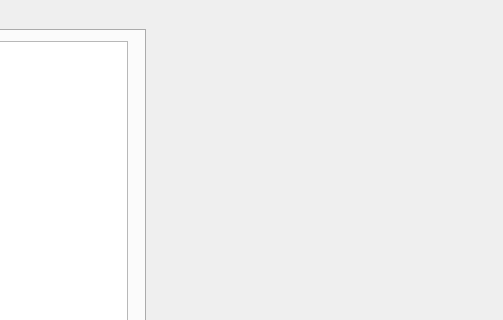
This is Qt_GUI.ui in SSWUKiwoomOpenAPI/KiwoomOpenAPI2022 as Qt 5 draws it before an edit; both pictures show x 475 to 978 and y 485 to 805 of the 978 by 956 pixel window. The edited form follows.
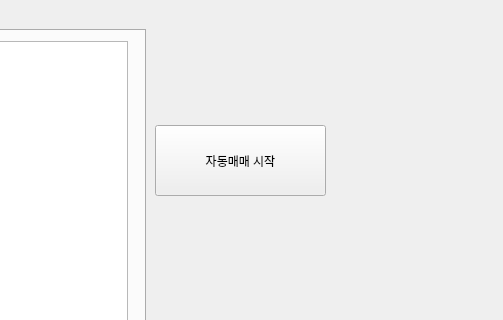
This is the edited form.

Diff of the .ui file:
```diff
--- a/Qt_GUI.ui
+++ b/Qt_GUI.ui
@@ -365,6 +365,19 @@
      </rect>
     </property>
    </widget>
+   <widget class="QPushButton" name="Auto_start">
+    <property name="geometry">
+     <rect>
+      <x>630</x>
+      <y>610</y>
+      <width>171</width>
+      <height>71</height>
+     </rect>
+    </property>
+    <property name="text">
+     <string>자동매매 시작</string>
+    </property>
+   </widget>
   </widget>
   <widget class="QMenuBar" name="menubar">
    <property name="geometry">
```
